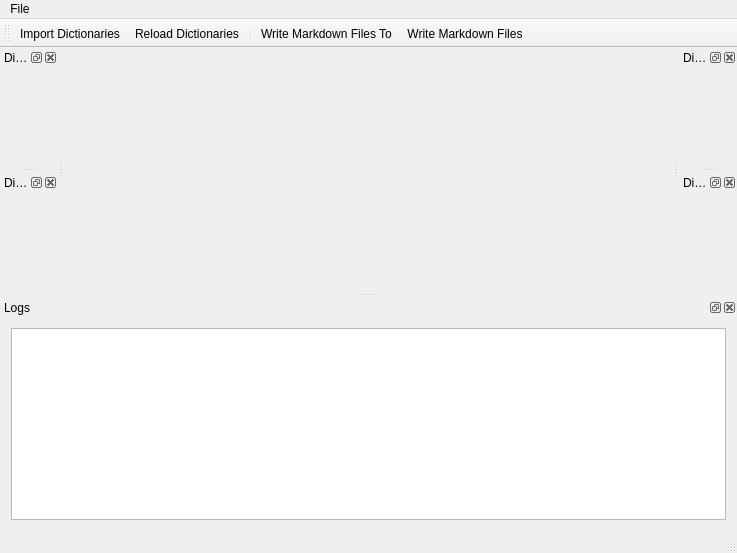
This is MainWindow.ui in FromtonRouge/KaladriusTrainer as Qt 5 draws it before an edit. The edited form follows.
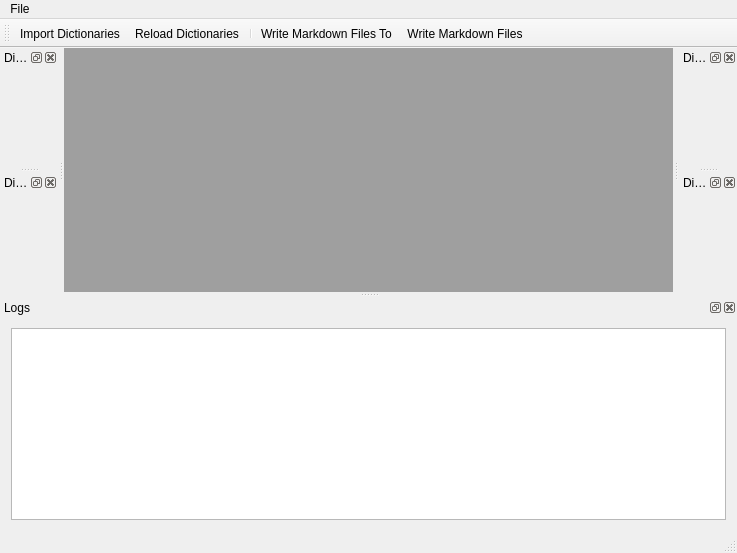
This is the edited form. Icons and pictures are not drawn. Custom widgets are drawn as their Qt base class.

Commit message: MDI area added

The edit to the form file:
```diff
--- a/MainWindow.ui
+++ b/MainWindow.ui
@@ -17,7 +17,25 @@
    <iconset resource="ProgrammerStenoTutor.qrc">
     <normaloff>:/Icons/ProgrammerStenoTutor.png</normaloff>:/Icons/ProgrammerStenoTutor.png</iconset>
   </property>
-  <widget class="QWidget" name="centralWidget"/>
+  <widget class="QWidget" name="centralWidget">
+   <layout class="QGridLayout" name="gridLayout_6">
+    <property name="leftMargin">
+     <number>0</number>
+    </property>
+    <property name="topMargin">
+     <number>0</number>
+    </property>
+    <property name="rightMargin">
+     <number>0</number>
+    </property>
+    <property name="bottomMargin">
+     <number>0</number>
+    </property>
+    <item row="0" column="0">
+     <widget class="QMdiArea" name="mdiArea"/>
+    </item>
+   </layout>
+  </widget>
   <widget class="QMenuBar" name="menuBar">
    <property name="geometry">
     <rect>
```
The commit also changes 2 other files.
